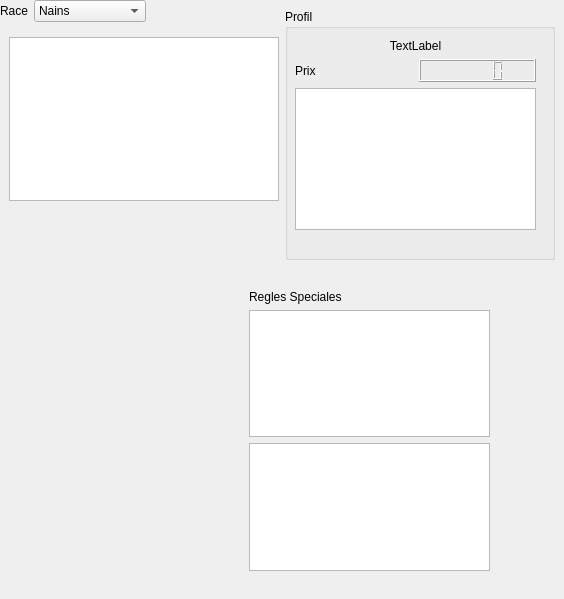
The window that Lecture_BDD/LectureProfile.ui (brock37/Mordheim) describes before a commit, drawn with Qt 5.
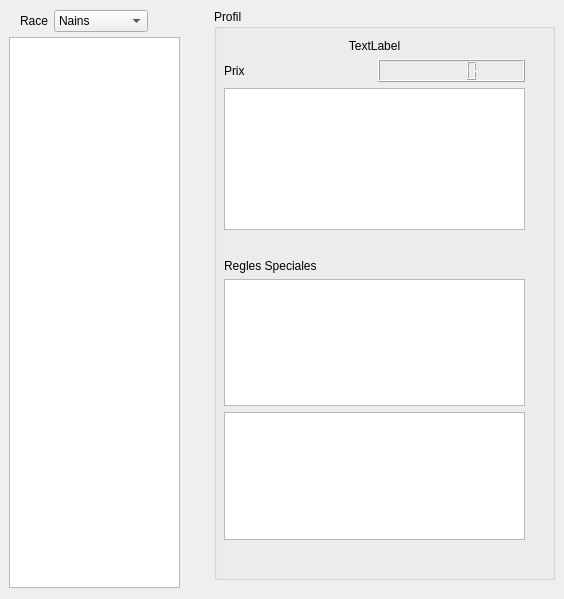
The same window after the commit.

Commit message:
Requete texte regles speciales
ajout de la requete pour afficher le texte des regles speciales lors de
l'appui sur l'une d'elle, grace au Qconnect et le slot changer texte
regle

Diff of the .ui file:
```diff
--- a/Lecture_BDD/LectureProfile.ui
+++ b/Lecture_BDD/LectureProfile.ui
@@ -16,10 +16,10 @@
   <widget class="QGroupBox" name="groupBox">
    <property name="geometry">
     <rect>
-     <x>285</x>
+     <x>214</x>
      <y>9</y>
-     <width>270</width>
-     <height>251</height>
+     <width>341</width>
+     <height>571</height>
     </rect>
    </property>
    <property name="title">
@@ -30,7 +30,7 @@
      <rect>
       <x>10</x>
       <y>30</y>
-      <width>241</width>
+      <width>301</width>
       <height>191</height>
      </rect>
     </property>
@@ -61,13 +61,12 @@
      </item>
     </layout>
    </widget>
-  </widget>
   <widget class="QWidget" name="verticalLayoutWidget">
    <property name="geometry">
     <rect>
-     <x>249</x>
-     <y>290</y>
-     <width>241</width>
+      <x>10</x>
+      <y>250</y>
+      <width>301</width>
      <height>281</height>
     </rect>
    </property>
@@ -83,11 +82,20 @@
      <widget class="QListView" name="listView_regles"/>
     </item>
     <item>
-     <widget class="QTextBrowser" name="textBrowser_regles"/>
+      <widget class="QTextEdit" name="textEdit_regles"/>
     </item>
    </layout>
   </widget>
-  <widget class="QWidget" name="">
+  </widget>
+  <widget class="QWidget" name="layoutWidget">
+   <property name="geometry">
+    <rect>
+     <x>20</x>
+     <y>10</y>
+     <width>128</width>
+     <height>22</height>
+    </rect>
+   </property>
    <layout class="QHBoxLayout" name="horizontalLayout">
     <item>
      <widget class="QLabel" name="label_race">
@@ -127,8 +135,8 @@
     <rect>
      <x>9</x>
      <y>37</y>
-     <width>270</width>
-     <height>164</height>
+     <width>171</width>
+     <height>551</height>
     </rect>
    </property>
   </widget>
```
Lines whose indentation alone changed are shown as unchanged. The commit also changes 5 other files.
